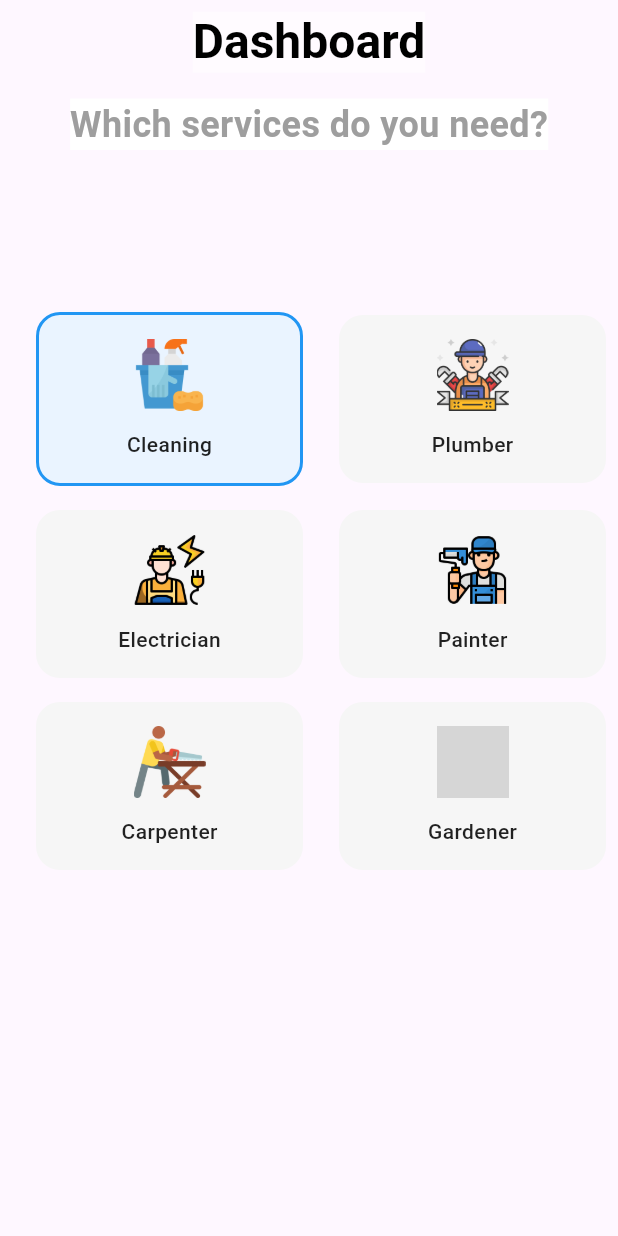
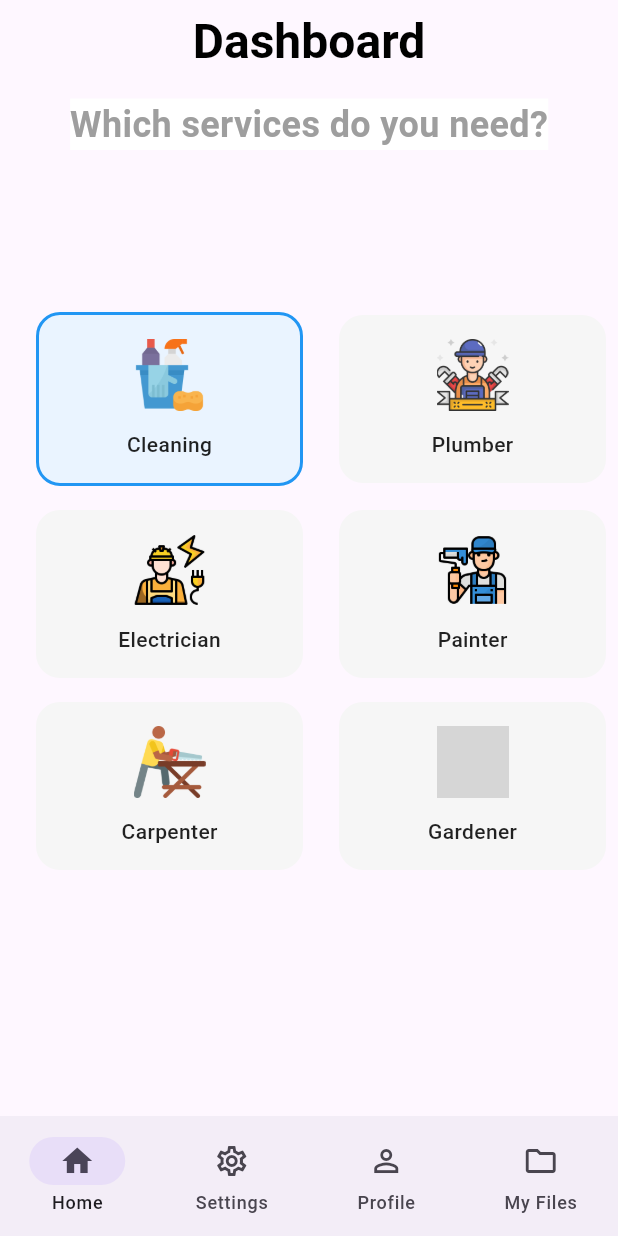
Before and after one commit to EyalMK/Android-Dev-Labs, a Flutter app: the Dashboard screen opened directly, on a phone screen of 412 x 824 dp. Run offline on Flutter 3.47's test engine with Material 3 defaults, Android fonts, the light colour scheme and no system bars; our stand-ins replace intl_phone_number_input, pin_code_fields; network calls fail; grey boxes are pictures that could not be loaded.

Commit message:
Finished All Class Exercises

```diff
--- a/lib/components/forms/auth_form.dart
+++ b/lib/components/forms/auth_form.dart
@@ -6,8 +6,9 @@
 
 class AuthForm extends StatefulWidget {
   final void Function(Map<String, dynamic> formData) onSubmit;
+  final String submitButtonTitle;
 
-  const AuthForm(this.onSubmit, {super.key});
+  const AuthForm(this.submitButtonTitle, this.onSubmit, {super.key});
 
   @override
   State<AuthForm> createState() => _AuthFormState();
@@ -55,7 +56,7 @@
               onSaved: (value) => _formData['password'] = value!,
             ),
             SizedBox(height: 20),
-            FilledActionButton("Sign up", 400, 75, Colors.blue, _submit)
+            FilledActionButton(widget.submitButtonTitle, 400, 75, Colors.blue, _submit)
           ],
         ),
       ),
--- a/lib/components/screen_app_bar.dart
+++ b/lib/components/screen_app_bar.dart
@@ -3,14 +3,16 @@
 
 class ScreenAppBar extends StatelessWidget implements PreferredSizeWidget {
   final String title;
+  final MaterialColor? color;
 
-  const ScreenAppBar(this.title, {super.key});
+  const ScreenAppBar(this.title, {this.color, super.key});
 
   @override
   Widget build(BuildContext context) {
     return AppBar(
-        title: ScreenTitle(title),
-        centerTitle: true
+      title: ScreenTitle(title),
+      centerTitle: true,
+      backgroundColor: color,
     );
   }
 
--- a/lib/components/texts/screen_title.dart
+++ b/lib/components/texts/screen_title.dart
@@ -13,7 +13,6 @@
             fontWeight: FontWeight.bold,
             fontSize: 32,
             color: Colors.black,
-            backgroundColor: Colors.white54
         )
     );
   }
--- a/lib/main.dart
+++ b/lib/main.dart
@@ -2,14 +2,12 @@
 import 'package:android_lab_exercises/screens/welcome_screen.dart';
 
 void main() {
-  runApp(MyApp(title: "My Basic List"));
+  runApp(MyApp());
 }
 
 
 class MyApp extends StatelessWidget {
-  final String title;
-
-  const MyApp({super.key, required this.title});
+  const MyApp({super.key});
 
 
   // This widget is the root of your application.
--- a/lib/screens/auth_screens/phone_verification.dart
+++ b/lib/screens/auth_screens/phone_verification.dart
@@ -1,3 +1,4 @@
+import 'package:android_lab_exercises/components/screen_app_bar.dart';
 import 'package:flutter/material.dart';
 import 'package:intl_phone_number_input/intl_phone_number_input.dart';
 import 'package:android_lab_exercises/components/texts/screen_title.dart';
@@ -16,7 +17,8 @@
   String _rawPhoneNumber = '';
 
   void _submit() {
-    if (_rawPhoneNumber.replaceAll(RegExp(r'\D'), '') == '0522628803') {
+    String formattedPhoneNumber = _rawPhoneNumber.replaceAll(RegExp(r'\D'), '');
+    if (formattedPhoneNumber == '972522628803') {
       Navigator.push(
         context,
         MaterialPageRoute(builder: (context) => const TwoFactorAuth()),
@@ -41,6 +43,7 @@
   @override
   Widget build(BuildContext context) {
     return Scaffold(
+      appBar: ScreenAppBar("Authentication"),
       body: SingleChildScrollView(
         child: Column(
           children: [
--- a/lib/screens/auth_screens/two_factor_auth.dart
+++ b/lib/screens/auth_screens/two_factor_auth.dart
@@ -26,8 +26,7 @@
       Navigator.of(context).pushAndRemoveUntil(
         MaterialPageRoute(
           builder: (context) => Dashboard(),
-        ),
-            (Route<dynamic> route) => false,
+        ), (Route<dynamic> route) => false,
       );
     } else {
       showDialog(
--- a/lib/screens/dashboard.dart
+++ b/lib/screens/dashboard.dart
@@ -1,7 +1,10 @@
+import 'package:android_lab_exercises/screens/settings.dart';
 import 'package:flutter/material.dart';
 import 'package:android_lab_exercises/components/buttons/service_button.dart';
 import 'package:android_lab_exercises/components/screen_app_bar.dart';
 import 'package:android_lab_exercises/components/texts/secondary_screen_title.dart';
+import 'package:android_lab_exercises/screens/my_profile.dart';
+import 'package:android_lab_exercises/screens/my_files.dart';
 
 class Dashboard extends StatefulWidget {
   const Dashboard({super.key});
@@ -11,6 +14,7 @@
 }
 
 class _DashboardState extends State<Dashboard> {
+  int currentPageIndex = 0;
   String? selectedService = 'Cleaning';
 
   final Map<String, String> services = {
@@ -50,7 +54,7 @@
                 ),
               )
             else
-              const Spacer(), // Fills space if last row has only one box
+              const Spacer(),
           ],
         ),
       );
@@ -65,19 +69,66 @@
     });
   }
 
+  Widget getCurrentPage() {
+    switch (currentPageIndex) {
+      case 0:
+        return SingleChildScrollView(
+          child: Column(
+            children: [
+              const SizedBox(height: 10),
+              const SecondaryScreenTitle("Which services do you need?"),
+              const SizedBox(height: 100),
+              ...buildServiceRows(),
+            ],
+          ),
+        );
+      case 1:
+        return const Settings();
+      case 2:
+        return const ProfileScreen();
+      case 3:
+        return const MyFiles();
+      default:
+        return const Center(child: Text("Unknown tab"));
+    }
+  }
+
   @override
   Widget build(BuildContext context) {
+    final List<String> pageTitles = ['Dashboard', 'Settings', 'Profile', 'My Files'];
+
     return Scaffold(
-      appBar: ScreenAppBar("Dashboard"),
-      body: SingleChildScrollView(
-        child: Column(
-          children: [
-            const SizedBox(height: 10),
-            const SecondaryScreenTitle("Which services do you need?"),
-            const SizedBox(height: 100),
-            ...buildServiceRows(),
-          ],
-        ),
+      appBar: ScreenAppBar(pageTitles[currentPageIndex]),
+      body: getCurrentPage(),
+      bottomNavigationBar: NavigationBar(
+        selectedIndex: currentPageIndex,
+        onDestinationSelected: (index) {
+          setState(() {
+            currentPageIndex = index;
+          });
+        },
+        destinations: const [
+          NavigationDestination(
+            icon: Icon(Icons.home_outlined),
+            selectedIcon: Icon(Icons.home),
+            label: 'Home',
+          ),
+          NavigationDestination(
+            icon: Icon(Icons.settings_outlined),
+            selectedIcon: Icon(Icons.settings),
+            label: 'Settings',
+          ),
+          NavigationDestination(
+            icon: Icon(Icons.person_outline),
+            selectedIcon: Icon(Icons.person),
+            label: 'Profile',
+          ),
+          NavigationDestination(
+            icon: Icon(Icons.folder_outlined),
+            selectedIcon: Icon(Icons.folder),
+            label: 'My Files',
+          ),
+        ],
       ),
     );
   }
--- a/lib/screens/my_profile.dart
+++ b/lib/screens/my_profile.dart
@@ -12,7 +12,6 @@
         centerTitle: true,
       ),
       body: Column(
-        mainAxisAlignment: MainAxisAlignment.end,
         children: [
           CircleAvatar(
             radius: 70,
--- a/pubspec.yaml
+++ b/pubspec.yaml
@@ -65,6 +65,7 @@
     - images/painter.png
     - images/carpenter.png
     - images/gardening.png
+    - images/pdf.png
 
   # To add assets to your application, add an assets section, like this:
   # assets:
```
Also changed, not shown: lib/screens/appstore.dart (added, +154 -0 lines), lib/screens/auth_screens/login_screen.dart (+27 -2 lines), lib/screens/auth_screens/signup_screen.dart (+25 -1 lines), lib/screens/my_files.dart (added, +112 -0 lines), lib/screens/settings.dart (added, +55 -0 lines), lib/screens/welcome_screen.dart (+10 -2 lines), images/pdf.png (added), 1 other file.
